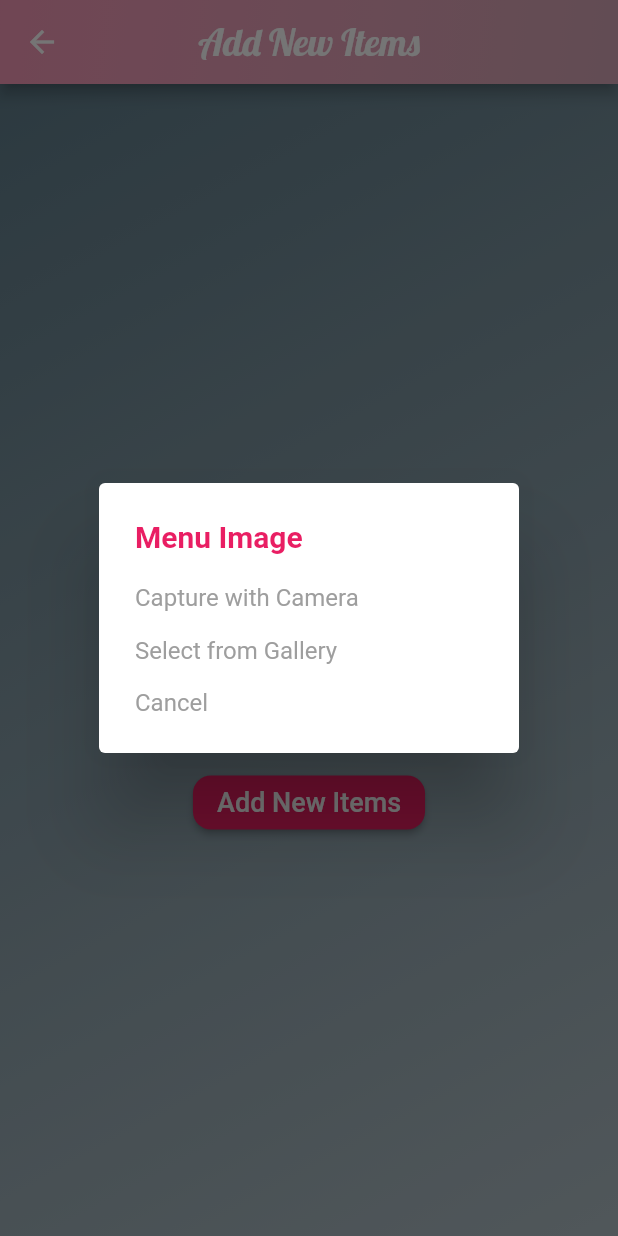
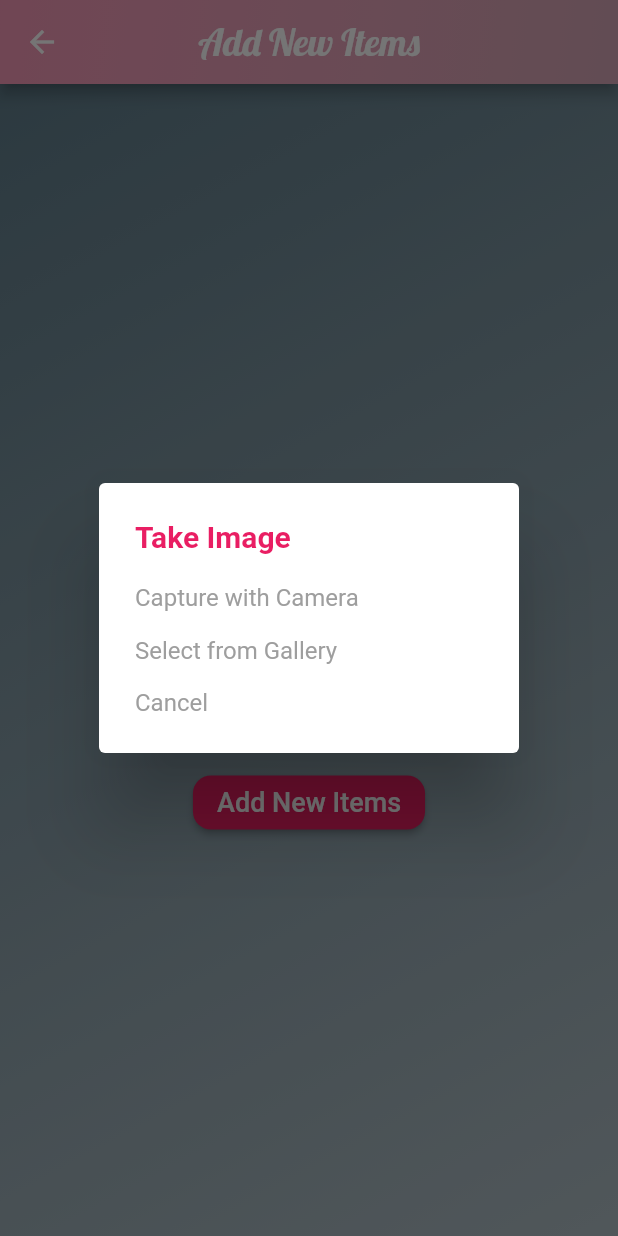
Before and after one commit to melisauzulu/cakery_app, a Flutter app: the ItemsUploadScreen screen opened directly, after a tap on "Add New Items", on a phone screen of 412 x 824 dp. Run offline on Flutter 3.47's test engine with Material 2 defaults, Android fonts, the phone set to English and light mode, and no system bars; our stand-ins replace cloud_firestore, firebase_auth, firebase_core, firebase_storage, fluttertoast, geocoding and 4 more; missing offline and left inert: cloud_firestore_web, dart:ffi, firebase_auth_web, firebase_core_web, firebase_storage_web, geolocator_web and 2 more; accounts and stored records are empty.

Commit message:
button fix

```diff
--- a/lib/uploadScreens/items_upload_screen.dart
+++ b/lib/uploadScreens/items_upload_screen.dart
@@ -127,7 +127,7 @@ defaultScreen(){
     return showDialog(context: mContext,
     builder: (context){
       return  SimpleDialog(
-        title: const Text("Menu Image", style: TextStyle(color: Colors.pink, fontWeight: FontWeight.bold),),
+        title: const Text("Take Image", style: TextStyle(color: Colors.pink, fontWeight: FontWeight.bold),),
       children: [
         SimpleDialogOption(
           onPressed: CaptureImageWithCamera,
```
